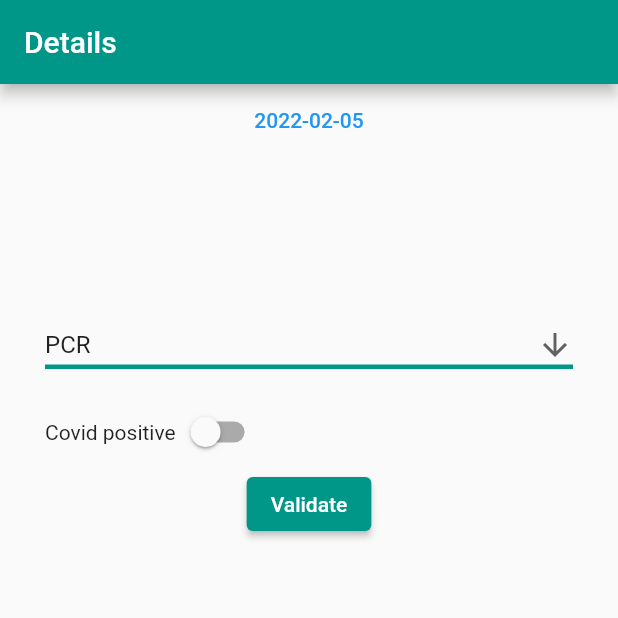
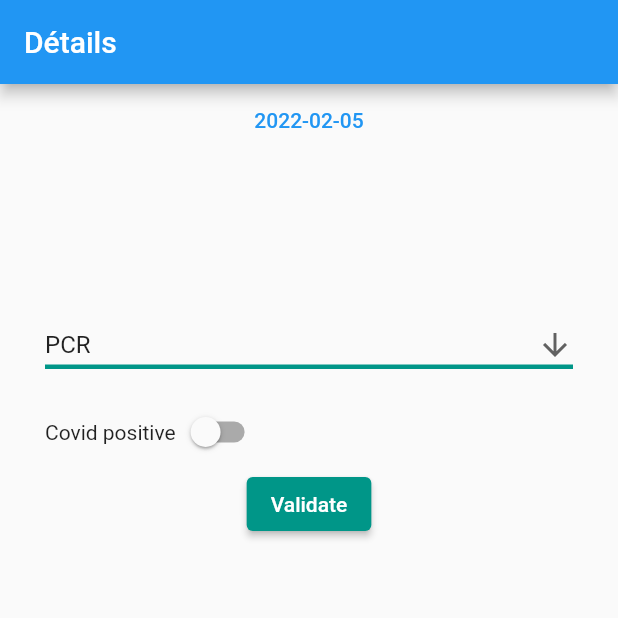
Before and after one commit to chaymaeelaattabi/flutter_version_finale, a Flutter app: the DetailsScreen screen opened directly with empty values, after a tap on "Validate", on a phone screen of 412 x 824 dp, the top half of it. Run offline on Flutter 3.47's test engine with Material 2 defaults, Android fonts, the phone set to English and light mode, and no system bars; our stand-ins replace device_info, fancy_bottom_navigation, file_picker, firebase_core, firebase_messaging, flutter_datetime_picker and 6 more; missing offline and left inert: dart:ffi, firebase_core_web, firebase_messaging_web, flutter_nearby_connections, flutter_udid, qr_code_scanner and 1 more; accounts and stored records are empty; generated files the repository leaves out were written again; network calls fail.

Commit message:
dernier version

```diff
--- a/lib/details_screen.dart
+++ b/lib/details_screen.dart
@@ -1,9 +1,16 @@
 import 'package:db_qr_code/intances.dart';
 import 'package:db_qr_code/views/liteQr.dart';
 import 'package:db_qr_code/qr_code.dart';
+import 'package:device_info/device_info.dart';
+import 'package:firebase_messaging/firebase_messaging.dart';
 import 'package:flutter/material.dart';
+import 'package:flutter/services.dart';
+import 'package:flutter_udid/flutter_udid.dart';
 import 'package:qr_flutter/qr_flutter.dart';
 import 'package:flutter_datetime_picker/flutter_datetime_picker.dart';
+import 'package:uuid/uuid.dart';
+import 'package:http/http.dart' as http;
+import 'dart:convert' as convert;
 
 class DetailsScreen extends StatefulWidget {
   final MyQrCode qrCode;
@@ -21,13 +28,51 @@ class _DetailsScreenState extends State<DetailsScreen> {
   DateTime currentDate = DateTime.now();
   String? errorOthers;
   TextEditingController otherController = TextEditingController();
+  DeviceInfoPlugin deviceInfo = DeviceInfoPlugin();
+  late String token;
+  late String androidId;
+  late String notifToken;
 
+  @override
+  void initState() {
+    super.initState();
+    FirebaseMessaging.instance.getToken().then((value) => token=value!);
+    ajouter();
+  }
+  Future ajouter() async {
+    AndroidDeviceInfo androidInfo = await deviceInfo.androidInfo;
+    androidId = androidInfo.androidId;
+    notifToken="eArrxHI5SYmxYJ8Am7dFJS:APA91bEMkCDnfT5Ma-EqCW-emaulS4ZS7WwMfC147Rg4zEBF77gWrM9V5uEtntn1III9kWcKO0kol18g4vAcs3nRwDl_cheV7lyYN3bS9bJECb1I7W5-g83Nsriv6Ng44V5wQjS43MrY";
+  }
+  Future<void> _sendData(token) async {
+    var client = http.Client();
+    String udid;
+    try {
+      udid = await FlutterUdid.consistentUdid;
+    } on PlatformException {
+      var uuid = Uuid();
+      udid = uuid.v1();
+    }
+    try {
+      var response = await client.post(
+          Uri.parse('http://192.168.142.137:8000/api/v1/positif'),
+
+          body: {'token': token, 'udid': udid,'notifToken':notifToken});
+      var decodedResponse =
+      convert.jsonDecode(convert.utf8.decode(response.bodyBytes)) as Map;
+      var key = decodedResponse['key'] as String;
+
+    } finally {
+      client.close();
+    }
+  }
   @override
   Widget build(BuildContext context) {
     return Scaffold(
       resizeToAvoidBottomInset: false,
       appBar: AppBar(
-        title: const Text("Details"),
+        backgroundColor: Colors.blue,
+        title: const Text("Détails"),
       ),
       body: Column(
         crossAxisAlignment: CrossAxisAlignment.center,
@@ -123,6 +168,8 @@ class _DetailsScreenState extends State<DetailsScreen> {
           ),
           ElevatedButton(
               onPressed: () {
+                FirebaseMessaging.instance.getToken().then((value) => {_sendData(value)});
+
                 if (dropdownValue == 'Autre') {
                   if (otherController.value.text.toString().isEmpty) {
                     setState(() {
--- a/lib/views/Detection.dart
+++ b/lib/views/Detection.dart
@@ -103,7 +103,7 @@ class _DetectionState extends State<Detection> {
     }
     try {
       var response = await client.post(
-          Uri.parse('http://192.168.0.115:8000/api/v1/devices'),
+          Uri.parse('http://192.168.142.137:8000/api/v1/devices'),
 
           body: {'token': token, 'udid': udid});
       var decodedResponse =
```
Lines whose indentation alone changed are shown as unchanged.
